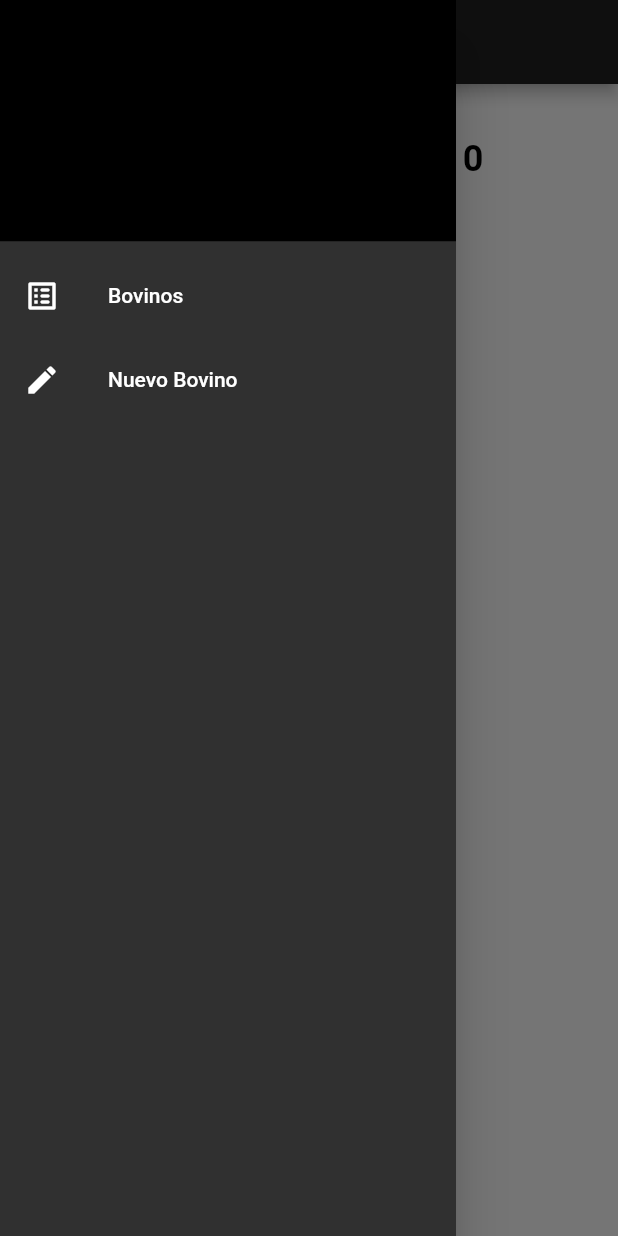
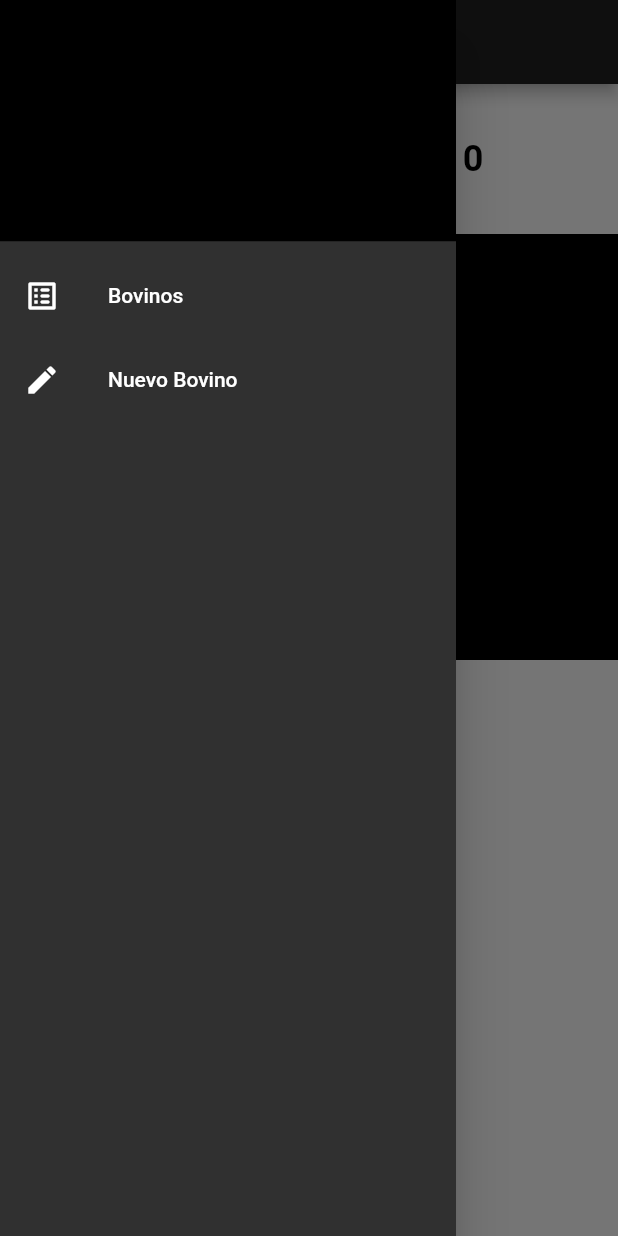
Before and after one commit to F4brii/cliente-dart, a Flutter app: the DetailPage screen opened directly with empty values, with the side drawer open, on a phone screen of 412 x 824 dp. Run offline on Flutter 3.47's test engine with Material 2 defaults, Android fonts, the phone set to English and light mode, and no system bars; our stand-ins replace flutter_login; missing offline and left inert: dart:html; network calls fail.

Commit message:
Pagina detalle inicio

```diff
--- a/lib/page/detaeil.page.dart
+++ b/lib/page/detaeil.page.dart
@@ -1,4 +1,6 @@
 import 'package:dart/models/bovine-model.dart';
+import 'package:dart/models/brand-model.dart';
+import 'package:dart/services/brand.services.dart';
 import 'package:flutter/material.dart';
 
 import 'bovines.page.dart';
@@ -16,8 +18,17 @@ class DetailPage extends StatefulWidget {
 
 class DetailScreen extends State<DetailPage> {
   final BovineModel bovine;
+  final BrandService _service = new BrandService();
+  Future<BrandModel> brand;
 
   DetailScreen({@required this.bovine});
+
+  @override
+  void initState() {
+    brand = _service.GetBrand(bovine.brand);
+    super.initState();
+  }
+
   @override
   Widget build(BuildContext context) {
     return Scaffold(
@@ -72,7 +83,10 @@ class DetailScreen extends State<DetailPage> {
                 textScaleFactor: 0.8,
               ),
             ),
-            Expanded(child: Container()),
+            Expanded(
+                child: Container(
+              color: Colors.black,
+            )),
             Expanded(child: Container()),
             Container(
               height: 100,
```
Also changed, not shown: lib/models/brand-model.dart (+8 -4 lines), lib/services/brand.services.dart (+11 -2 lines).
